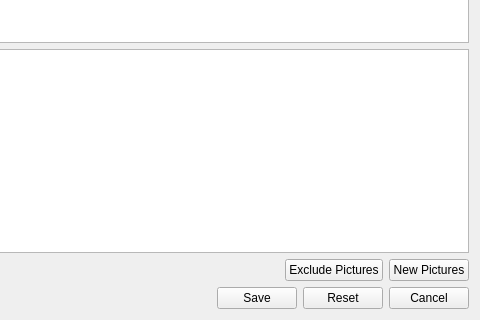
This is client/uiforms/category_edit.ui in Wolframe/configurator as Qt 5 draws it before an edit; both pictures show x 102 to 582 and y 221 to 541 of the 582 by 541 pixel window. The edited form follows.
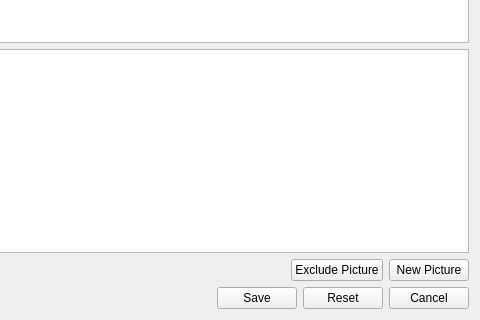
This is the edited form. Icons and pictures are not drawn.

Commit message: make category picture list edit work and add tooltips there

```diff
--- a/client/uiforms/category_edit.ui
+++ b/client/uiforms/category_edit.ui
@@ -176,7 +176,7 @@
      <item>
       <widget class="QPushButton" name="exclude_pictures">
        <property name="text">
-        <string>Exclude Pictures</string>
+        <string>Exclude Picture</string>
        </property>
        <property name="datasignal:clicked" stdset="0">
         <string>exclude_picture@main.pictures</string>
@@ -186,7 +186,7 @@
      <item>
       <widget class="QPushButton" name="new_pictures">
        <property name="text">
-        <string>New Pictures</string>
+        <string>New Picture</string>
        </property>
        <property name="form" stdset="0">
         <string>picture_select?widgetid={main.widgetid}_picture</string>
```
Left out of the diff: 6 changed lines with no effect on the pictures. The commit also changes 5 other files.
